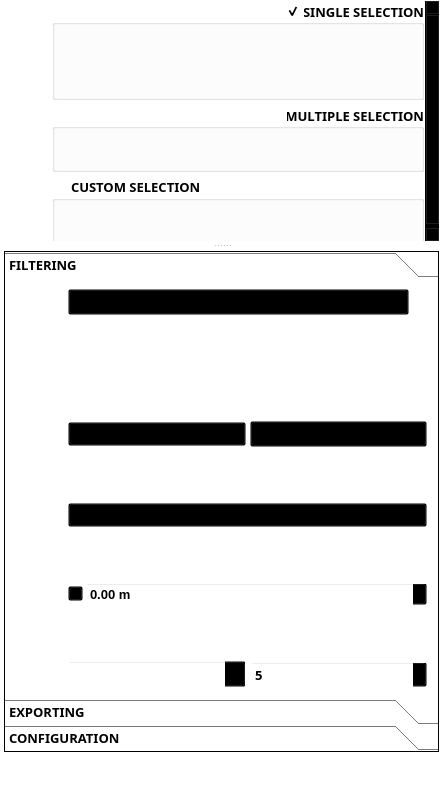
Above: filter_mate_dockwidget_base.ui from sducournau/filter_mate before the change. Below: the same form after it.
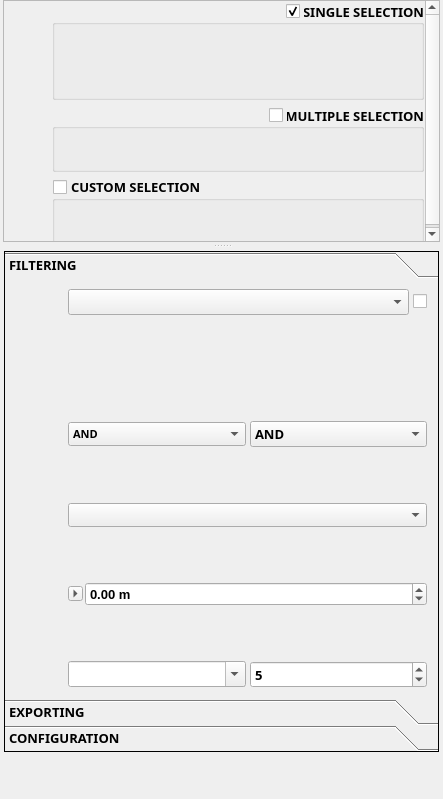
That is the form after the change. Icons and pictures are not drawn. Custom widgets are drawn as their Qt base class.

Commit message: feat: Add FilterChain v5.0 system for explicit filter combination

The edit to the form file:
```diff
--- a/filter_mate_dockwidget_base.ui
+++ b/filter_mate_dockwidget_base.ui
@@ -25,205 +25,9 @@
     <height>0</height>
    </size>
   </property>
-  <property name="palette">
-   <palette>
-    <active>
-     <colorrole role="WindowText">
-      <brush brushstyle="SolidPattern">
-       <color alpha="255">
-        <red>0</red>
-        <green>0</green>
-        <blue>0</blue>
-       </color>
-      </brush>
-     </colorrole>
-     <colorrole role="Button">
-      <brush brushstyle="SolidPattern">
-       <color alpha="0">
-        <red>0</red>
-        <green>0</green>
-        <blue>0</blue>
-       </color>
-      </brush>
-     </colorrole>
-     <colorrole role="Text">
-      <brush brushstyle="SolidPattern">
-       <color alpha="255">
-        <red>0</red>
-        <green>0</green>
-        <blue>0</blue>
-       </color>
-      </brush>
-     </colorrole>
-     <colorrole role="ButtonText">
-      <brush brushstyle="SolidPattern">
-       <color alpha="255">
-        <red>0</red>
-        <green>0</green>
-        <blue>0</blue>
-       </color>
-      </brush>
-     </colorrole>
-     <colorrole role="Base">
-      <brush brushstyle="SolidPattern">
-       <color alpha="0">
-        <red>0</red>
-        <green>0</green>
-        <blue>0</blue>
-       </color>
-      </brush>
-     </colorrole>
-     <colorrole role="Window">
-      <brush brushstyle="SolidPattern">
-       <color alpha="0">
-        <red>0</red>
-        <green>0</green>
-        <blue>0</blue>
-       </color>
-      </brush>
-     </colorrole>
-     <colorrole role="PlaceholderText">
-      <brush brushstyle="NoBrush">
-       <color alpha="128">
-        <red>0</red>
-        <green>0</green>
-        <blue>0</blue>
-       </color>
-      </brush>
-     </colorrole>
-    </active>
-    <inactive>
-     <colorrole role="WindowText">
-      <brush brushstyle="SolidPattern">
-       <color alpha="255">
-        <red>0</red>
-        <green>0</green>
-        <blue>0</blue>
-       </color>
-      </brush>
-     </colorrole>
-     <colorrole role="Button">
-      <brush brushstyle="SolidPattern">
-       <color alpha="0">
-        <red>0</red>
-        <green>0</green>
-        <blue>0</blue>
-       </color>
-      </brush>
-     </colorrole>
-     <colorrole role="Text">
-      <brush brushstyle="SolidPattern">
-       <color alpha="255">
-        <red>0</red>
-        <green>0</green>
-        <blue>0</blue>
-       </color>
-      </brush>
-     </colorrole>
-     <colorrole role="ButtonText">
-      <brush brushstyle="SolidPattern">
-       <color alpha="255">
-        <red>0</red>
-        <green>0</green>
-        <blue>0</blue>
-       </color>
-      </brush>
-     </colorrole>
-     <colorrole role="Base">
-      <brush brushstyle="SolidPattern">
-       <color alpha="0">
-        <red>0</red>
-        <green>0</green>
-        <blue>0</blue>
-       </color>
-      </brush>
-     </colorrole>
-     <colorrole role="Window">
-      <brush brushstyle="SolidPattern">
-       <color alpha="0">
-        <red>0</red>
-        <green>0</green>
-        <blue>0</blue>
-       </color>
-      </brush>
-     </colorrole>
-     <colorrole role="PlaceholderText">
-      <brush brushstyle="NoBrush">
-       <color alpha="128">
-        <red>0</red>
-        <green>0</green>
-        <blue>0</blue>
-       </color>
-      </brush>
-     </colorrole>
-    </inactive>
-    <disabled>
-     <colorrole role="WindowText">
-      <brush brushstyle="SolidPattern">
-       <color alpha="255">
-        <red>0</red>
-        <green>0</green>
-        <blue>0</blue>
-       </color>
-      </brush>
-     </colorrole>
-     <colorrole role="Button">
-      <brush brushstyle="SolidPattern">
-       <color alpha="0">
-        <red>0</red>
-        <green>0</green>
-        <blue>0</blue>
-       </color>
-      </brush>
-     </colorrole>
-     <colorrole role="Text">
-      <brush brushstyle="SolidPattern">
-       <color alpha="255">
-        <red>0</red>
-        <green>0</green>
-        <blue>0</blue>
-       </color>
-      </brush>
-     </colorrole>
-     <colorrole role="ButtonText">
-      <brush brushstyle="SolidPattern">
-       <color alpha="255">
-        <red>0</red>
-        <green>0</green>
-        <blue>0</blue>
-       </color>
-      </brush>
-     </colorrole>
-     <colorrole role="Base">
-      <brush brushstyle="SolidPattern">
-       <color alpha="0">
-        <red>0</red>
-        <green>0</green>
-        <blue>0</blue>
-       </color>
-      </brush>
-     </colorrole>
-     <colorrole role="Window">
-      <brush brushstyle="SolidPattern">
-       <color alpha="0">
-        <red>0</red>
-        <green>0</green>
-        <blue>0</blue>
-       </color>
-      </brush>
-     </colorrole>
-     <colorrole role="PlaceholderText">
-      <brush brushstyle="NoBrush">
-       <color alpha="128">
-        <red>0</red>
-        <green>0</green>
-        <blue>0</blue>
-       </color>
-      </brush>
-     </colorrole>
-    </disabled>
-   </palette>
-  </property>
+  <!-- FIX 2026-01-21: Removed custom palette with transparent colors (alpha=0)
+       that caused display issues in child dialogs like QgsExpressionBuilderDialog.
+       Now inherits QGIS default palette for proper color handling. -->
   <property name="font">
    <font>
     <family>Segoe UI</family>
@@ -246,9 +50,7 @@
   <property name="windowOpacity">
    <double>1.000000000000000</double>
   </property>
-  <property name="styleSheet">
-   <string notr="true">/* Styles gérés par resources/styles/default.qss */</string>
-  </property>
+  <!-- FIX 2026-01-21: Removed stylesheet property to prevent inheritance to child dialogs -->
   <property name="floating">
    <bool>true</bool>
   </property>
```
The commit also changes 47 other files.
